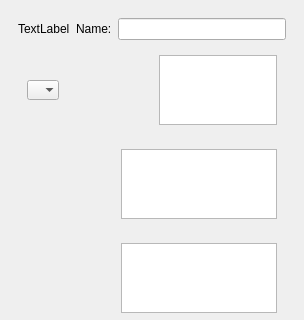
Old version of the form src/plotseditor.ui in the repository KDE/khipu; both pictures show x 0 to 304 and y 0 to 320 of the 304 by 800 pixel window.
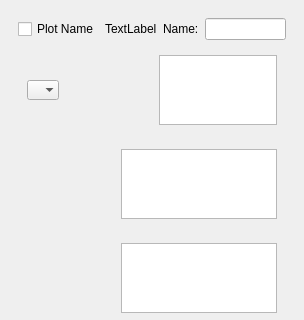
New version of the form. The open tabs and pages were chosen to show the change. Icons and pictures are not drawn. Custom widgets are drawn as their Qt base class.

Commit message: Added a checkbox for the plotname sothat we dont have to always enter it.

```diff
--- a/src/plotseditor.ui
+++ b/src/plotseditor.ui
@@ -154,6 +154,13 @@
        <layout class="QVBoxLayout" name="verticalLayout_4">
         <item>
          <layout class="QHBoxLayout" name="horizontalLayout_5">
+          <item>
+	   <widget class="QCheckBox" name="plotnamecheck">
+            <property name="text">
+             <string>Plot Name</string>
+            </property>
+           </widget>
+          </item>
           <item>
            <widget class="QLabel" name="plotIcon">
             <property name="text">
```
The commit also changes 2 other files.
